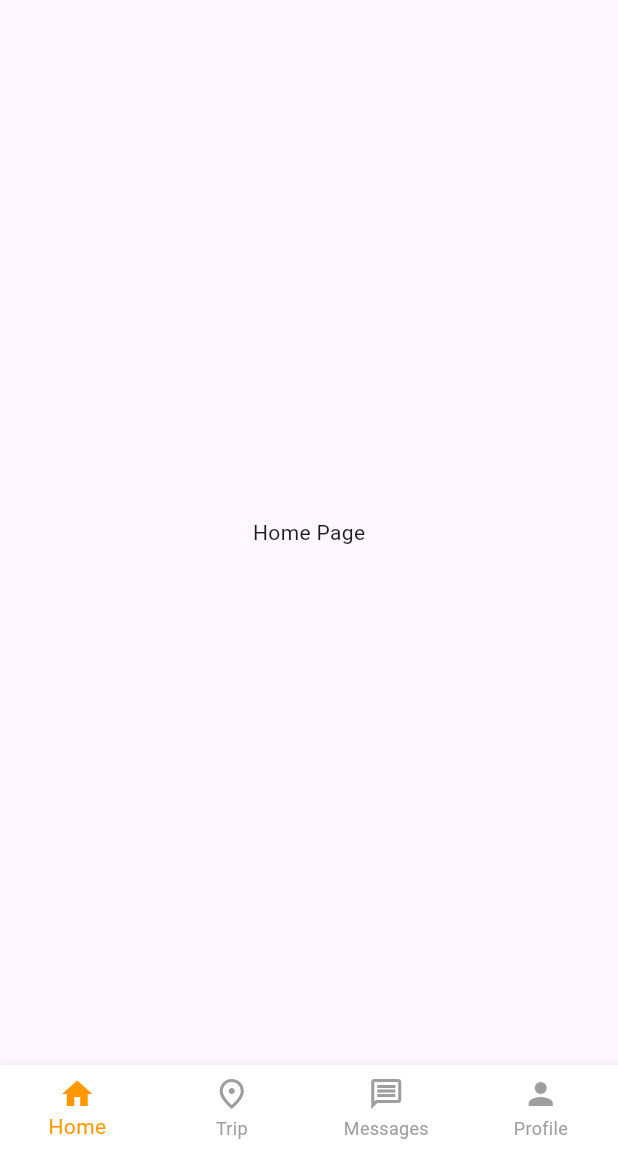
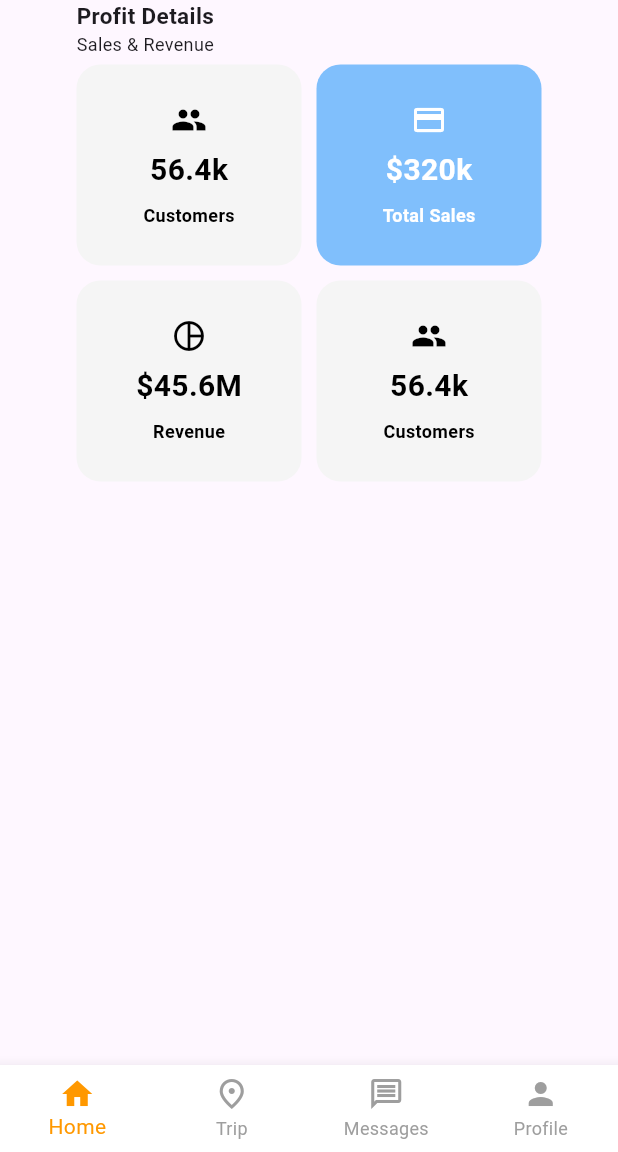
Before and after one commit to InAppoDev/driver_app, a Flutter app: the MainPage screen opened by its route, on a phone screen of 412 x 824 dp, the part 84-1236 px from its top. Run offline on Flutter 3.47's test engine with Material 3 defaults, Android fonts, the phone set to English and light mode, and no system bars; our stand-ins replace dio, flutter_bloc, freezed_annotation, get_it, go_router.

Commit message:
added profit details mock

```diff
--- a/lib/presentation/pages/home/home_page.dart
+++ b/lib/presentation/pages/home/home_page.dart
@@ -1,12 +1,19 @@
 import 'package:flutter/material.dart';
+import 'package:tms_driver/presentation/pages/home/widget/profit_details.dart';
 
 class HomePage extends StatelessWidget {
   const HomePage({super.key});
 
   @override
   Widget build(BuildContext context) {
-    return const Center(
-      child: Text('Home Page'),
+    return const Padding(
+      padding: EdgeInsets.symmetric(horizontal: 5),
+      child: Column(
+        children: [
+
+          ProfitDetails(),
+        ],
+      ),
     );
   }
 }
--- /dev/null
+++ b/lib/presentation/pages/home/widget/profit_details.dart
@@ -0,0 +1,68 @@
+import 'package:flutter/material.dart';
+import 'package:tms_driver/presentation/pages/home/widget/profit_details_widget.dart';
+
+class ProfitDetails extends StatelessWidget {
+  const ProfitDetails({super.key});
+
+  @override
+  Widget build(BuildContext context) {
+    return const Center(
+      child: Column(
+        crossAxisAlignment: CrossAxisAlignment.start,
+        children: [
+          Padding(
+            padding: EdgeInsets.only(left: 5),
+            child: Column(
+              children: [
+                Text(
+                  'Profit Details',
+                  style: TextStyle(fontSize: 15, fontWeight: FontWeight.w600),
+                ),
+                Text(
+                  'Sales & Revenue',
+                  style: TextStyle(fontSize: 12),
+                ),
+              ],
+            ),
+          ),
+          Wrap(
+            children: [
+              ProfitDetailsWidget(
+                isSelected: false,
+                icon: Icons.people,
+                amount: '56.4',
+                text: 'Customers',
+                showM: false,
+                showDollar: false,
+              ),
+              ProfitDetailsWidget(
+                isSelected: true,
+                icon: Icons.credit_card,
+                amount: '320',
+                text: 'Total Sales',
+                showM: false,
+                showDollar: true,
+              ),
+              ProfitDetailsWidget(
+                isSelected: false,
+                icon: Icons.pie_chart_outline,
+                amount: '45.6',
+                text: 'Revenue',
+                showM: true,
+                showDollar: true,
+              ),
+              ProfitDetailsWidget(
+                isSelected: false,
+                icon: Icons.people,
+                amount: '56.4',
+                text: 'Customers',
+                showM: false,
+                showDollar: false,
+              ),
+            ],
+          ),
+        ],
+      ),
+    );
+  }
+}
--- /dev/null
+++ b/lib/presentation/pages/home/widget/profit_details_widget.dart
@@ -0,0 +1,61 @@
+import 'package:flutter/material.dart';
+
+class ProfitDetailsWidget extends StatelessWidget {
+  const ProfitDetailsWidget({
+    super.key,
+    required this.isSelected,
+    required this.icon,
+    required this.amount,
+    required this.text,
+    required this.showM,
+    required this.showDollar,
+  });
+
+  final bool isSelected;
+  final IconData icon;
+  final String amount;
+  final String text;
+  final bool showM;
+  final bool showDollar;
+
+  @override
+  Widget build(BuildContext context) {
+    return Container(
+      width: 150,
+      padding: const EdgeInsets.all(25),
+      margin: const EdgeInsets.symmetric(vertical: 5, horizontal: 5),
+      decoration: BoxDecoration(
+        borderRadius: const BorderRadius.all(
+          Radius.circular(16),
+        ),
+        color: Color(isSelected ? 0xFF80BFFC : 0xFFF5F5F5),
+      ),
+      child: Column(
+        children: [
+          Icon(
+            icon,
+            color: isSelected ? Colors.white : Colors.black,
+          ),
+          const SizedBox(height: 7),
+          Text(
+            (showDollar ? '\$$amount' : amount) + (showM ? 'M' : 'k'),
+            style: TextStyle(
+              fontSize: 20,
+              fontWeight: FontWeight.w700,
+              color: isSelected ? Colors.white : Colors.black,
+            ),
+          ),
+          const SizedBox(height: 7),
+          Text(
+            text,
+            style: TextStyle(
+              fontSize: 12,
+              fontWeight: FontWeight.w600,
+              color: isSelected ? Colors.white : Colors.black,
+            ),
+          ),
+        ],
+      ),
+    );
+  }
+}
```
